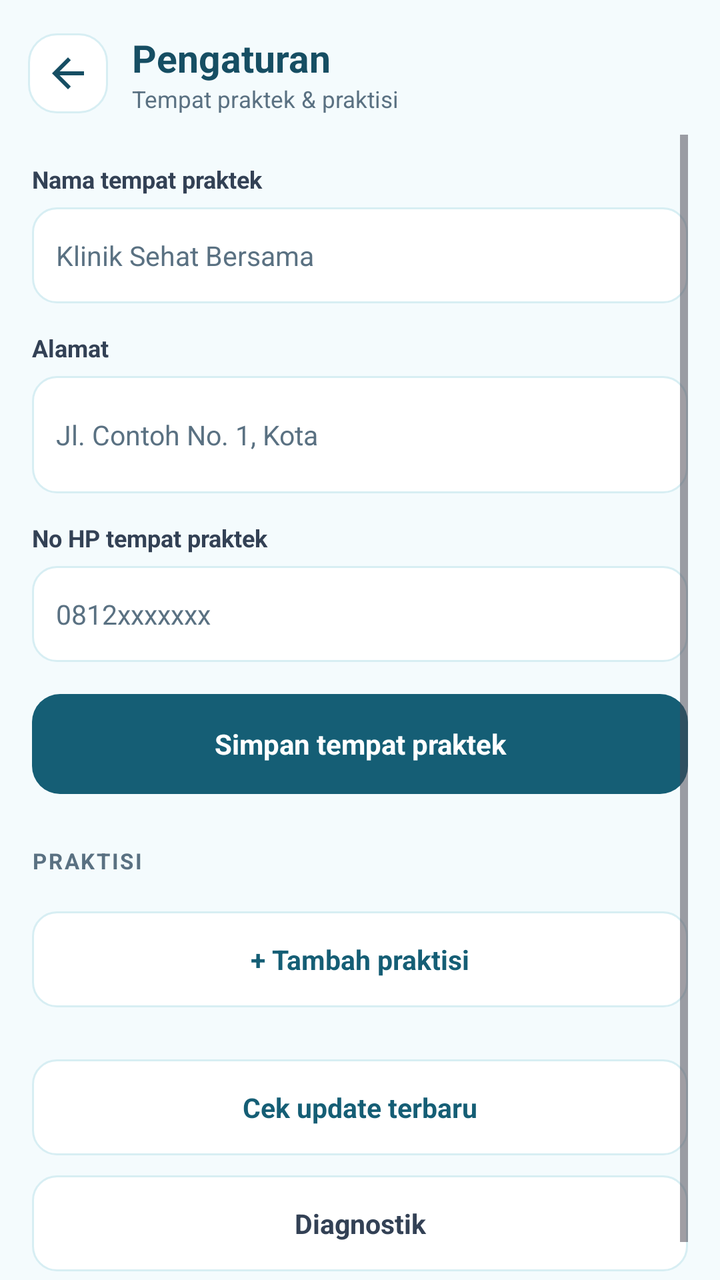
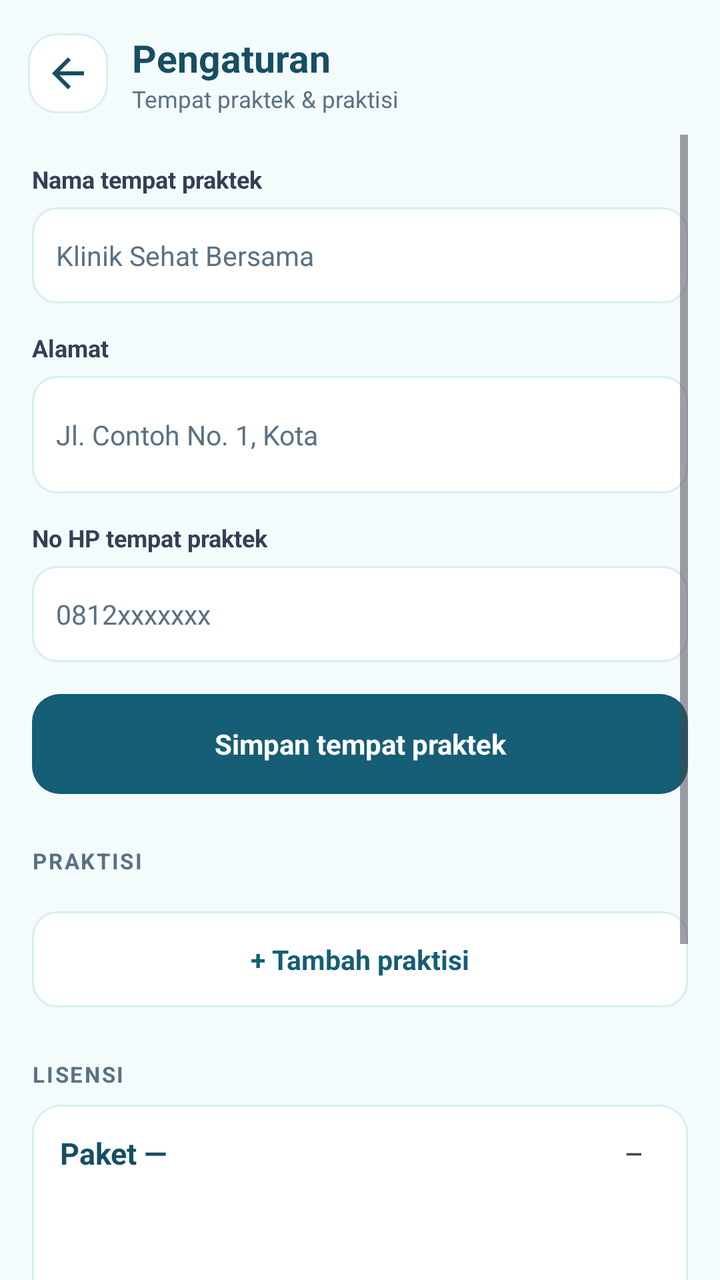

The first picture is an Android layout as it rendered before a commit; the second is the same layout after the commit. The layout source and the unified diff follow.
<!-- AndroidManifest.xml: application theme Theme.AcuMedis -->
<!-- res/layout/activity_settings.xml -->
<?xml version="1.0" encoding="utf-8"?>
<LinearLayout xmlns:android="http://schemas.android.com/apk/res/android"
    android:layout_width="match_parent"
    android:layout_height="match_parent"
    android:background="@color/bg"
    android:orientation="vertical">

    <LinearLayout
        android:layout_width="match_parent"
        android:layout_height="wrap_content"
        android:gravity="center_vertical"
        android:orientation="horizontal"
        android:paddingStart="14dp"
        android:paddingTop="16dp"
        android:paddingEnd="16dp"
        android:paddingBottom="10dp">

        <ImageView
            android:id="@+id/back"
            android:layout_width="40dp"
            android:layout_height="40dp"
            android:background="@drawable/bg_card"
            android:clickable="true"
            android:contentDescription="Kembali"
            android:focusable="true"
            android:padding="8dp"
            android:src="@drawable/ic_arrow_back" />

        <LinearLayout
            android:layout_width="0dp"
            android:layout_height="wrap_content"
            android:layout_marginStart="12dp"
            android:layout_weight="1"
            android:orientation="vertical">

            <TextView
                android:layout_width="wrap_content"
                android:layout_height="wrap_content"
                android:text="Pengaturan"
                android:textColor="@color/fg"
                android:textSize="19sp"
                android:textStyle="bold" />

            <TextView
                android:id="@+id/sub"
                android:layout_width="wrap_content"
                android:layout_height="wrap_content"
                android:text="Tempat praktek &amp; praktisi"
                android:textColor="@color/muted"
                android:textSize="11.5sp" />
        </LinearLayout>
    </LinearLayout>

    <ScrollView
        android:layout_width="match_parent"
        android:layout_height="0dp"
        android:layout_weight="1"
        android:paddingStart="16dp"
        android:paddingEnd="16dp">

        <LinearLayout
            android:layout_width="match_parent"
            android:layout_height="wrap_content"
            android:orientation="vertical"
            android:paddingBottom="24dp">

            <TextView
                style="@style/FieldLabel"
                android:text="Nama tempat praktek" />

            <EditText
                android:id="@+id/clinicName"
                style="@style/FieldInput"
                android:hint="Klinik Sehat Bersama"
                android:inputType="textCapWords" />

            <TextView
                style="@style/FieldLabel"
                android:text="Alamat" />

            <EditText
                android:id="@+id/clinicAddress"
                style="@style/FieldInput"
                android:hint="Jl. Contoh No. 1, Kota"
                android:inputType="textCapSentences|textMultiLine"
                android:minLines="2" />

            <TextView
                style="@style/FieldLabel"
                android:text="No HP tempat praktek" />

            <EditText
                android:id="@+id/clinicPhone"
                style="@style/FieldInput"
                android:hint="0812xxxxxxx"
                android:inputType="phone" />

            <TextView
                android:id="@+id/saveBtn"
                android:layout_width="match_parent"
                android:layout_height="50dp"
                android:layout_marginTop="16dp"
                android:background="@drawable/bg_btn"
                android:clickable="true"
                android:focusable="true"
                android:gravity="center"
                android:text="Simpan tempat praktek"
                android:textColor="#FFFFFF"
                android:textSize="14sp"
                android:textStyle="bold" />

            <TextView
                android:layout_width="match_parent"
                android:layout_height="wrap_content"
                android:layout_marginTop="26dp"
                android:text="PRAKTISI"
                android:textColor="@color/muted"
                android:textSize="11sp"
                android:textStyle="bold"
                android:letterSpacing="0.08" />

            <LinearLayout
                android:id="@+id/staffList"
                android:layout_width="match_parent"
                android:layout_height="wrap_content"
                android:layout_marginTop="8dp"
                android:orientation="vertical" />

            <TextView
                android:id="@+id/addStaff"
                android:layout_width="match_parent"
                android:layout_height="48dp"
                android:layout_marginTop="10dp"
                android:background="@drawable/bg_input"
                android:clickable="true"
                android:focusable="true"
                android:gravity="center"
                android:text="+ Tambah praktisi"
                android:textColor="@color/primary_deep"
                android:textSize="13.5sp"
                android:textStyle="bold" />
            <TextView
                android:id="@+id/updateBtn"
                android:layout_width="match_parent"
                android:layout_height="48dp"
                android:layout_marginTop="26dp"
                android:background="@drawable/bg_input"
                android:clickable="true"
                android:focusable="true"
                android:gravity="center"
                android:text="Cek update terbaru"
                android:textColor="@color/primary_deep"
                android:textSize="13.5sp"
                android:textStyle="bold" />

            <TextView
                android:id="@+id/diagBtn"
                android:layout_width="match_parent"
                android:layout_height="48dp"
                android:layout_marginTop="10dp"
                android:background="@drawable/bg_input"
                android:clickable="true"
                android:focusable="true"
                android:gravity="center"
                android:text="Diagnostik"
                android:textColor="@color/fg2"
                android:textSize="13.5sp"
                android:textStyle="bold" />
        </LinearLayout>
    </ScrollView>
</LinearLayout>
<!-- resources referenced by this layout -->
<resources>
  <color name="bg">#FFF4FBFD</color>
  <color name="fg">#FF164E63</color>
  <color name="fg2">#FF334155</color>
  <color name="muted">#FF5A7182</color>
  <color name="primary_deep">#FF155E75</color>
  <!-- drawable bg_btn (drawable) -->
  <?xml version="1.0" encoding="utf-8"?>
  <selector xmlns:android="http://schemas.android.com/apk/res/android">
      <item android:state_pressed="true">
          <shape android:shape="rectangle">
              <solid android:color="@color/primary" />
              <corners android:radius="14dp" />
          </shape>
      </item>
      <item>
          <shape android:shape="rectangle">
              <solid android:color="@color/primary_deep" />
              <corners android:radius="14dp" />
          </shape>
      </item>
  </selector>
  <!-- drawable bg_card (drawable) -->
  <?xml version="1.0" encoding="utf-8"?>
  <shape xmlns:android="http://schemas.android.com/apk/res/android" android:shape="rectangle">
      <solid android:color="@color/card" />
      <stroke android:width="1dp" android:color="@color/border" />
      <corners android:radius="14dp" />
  </shape>
  <!-- drawable bg_input (drawable) -->
  <?xml version="1.0" encoding="utf-8"?>
  <shape xmlns:android="http://schemas.android.com/apk/res/android" android:shape="rectangle">
      <solid android:color="@color/card" />
      <stroke android:width="1dp" android:color="@color/border" />
      <corners android:radius="12dp" />
  </shape>
  <!-- drawable ic_arrow_back (drawable) -->
  <?xml version="1.0" encoding="utf-8"?>
  <vector xmlns:android="http://schemas.android.com/apk/res/android"
      android:width="24dp"
      android:height="24dp"
      android:viewportWidth="24"
      android:viewportHeight="24"
      android:tint="@color/fg">
      <path
          android:fillColor="@android:color/white"
          android:pathData="M20,11H7.83l5.59,-5.59L12,4l-8,8 8,8 1.41,-1.41L7.83,13H20v-2z" />
  </vector>
  <style name="FieldInput">
          <item name="android:layout_width">match_parent</item>
          <item name="android:layout_height">wrap_content</item>
          <item name="android:minHeight">48dp</item>
          <item name="android:background">@drawable/bg_input_focus</item>
          <item name="android:paddingStart">12dp</item>
          <item name="android:paddingEnd">12dp</item>
          <item name="android:paddingTop">12dp</item>
          <item name="android:paddingBottom">12dp</item>
          <item name="android:textColor">@color/fg</item>
          <item name="android:textColorHint">@color/muted</item>
          <item name="android:textSize">13.5sp</item>
      </style>
  <style name="FieldLabel">
          <item name="android:layout_width">match_parent</item>
          <item name="android:layout_height">wrap_content</item>
          <item name="android:layout_marginTop">14dp</item>
          <item name="android:layout_marginBottom">6dp</item>
          <item name="android:textColor">@color/fg2</item>
          <item name="android:textSize">12sp</item>
          <item name="android:textStyle">bold</item>
      </style>
  <color name="primary">#FF0E7490</color>
  <color name="card">#FFFFFFFF</color>
  <color name="border">#FFD7EEF3</color>
  <!-- drawable bg_input_focus (drawable) -->
  <?xml version="1.0" encoding="utf-8"?>
  <selector xmlns:android="http://schemas.android.com/apk/res/android">
      <item android:state_focused="true">
          <shape android:shape="rectangle">
              <solid android:color="@color/card" />
              <stroke android:width="2dp" android:color="@color/primary" />
              <corners android:radius="12dp" />
          </shape>
      </item>
      <item>
          <shape android:shape="rectangle">
              <solid android:color="@color/card" />
              <stroke android:width="1dp" android:color="@color/border" />
              <corners android:radius="12dp" />
          </shape>
      </item>
  </selector>
  <!-- unchanged entries left out for length: 1 -->
</resources>

<!-- the commit's change to res/layout/activity_settings.xml (unified diff, before → after) -->
@@ -139,6 +139,103 @@
                 android:textColor="@color/primary_deep"
                 android:textSize="13.5sp"
                 android:textStyle="bold" />
+
+            <TextView
+                android:layout_width="match_parent"
+                android:layout_height="wrap_content"
+                android:layout_marginTop="26dp"
+                android:text="LISENSI"
+                android:textColor="@color/muted"
+                android:textSize="11sp"
+                android:textStyle="bold"
+                android:letterSpacing="0.08" />
+
+            
+            <LinearLayout
+                android:layout_width="match_parent"
+                android:layout_height="wrap_content"
+                android:layout_marginTop="8dp"
+                android:background="@drawable/bg_card"
+                android:orientation="vertical"
+                android:padding="14dp">
+
+                <LinearLayout
+                    android:layout_width="match_parent"
+                    android:layout_height="wrap_content"
+                    android:gravity="center_vertical"
+                    android:orientation="horizontal">
+
+                    <TextView
+                        android:id="@+id/licPlan"
+                        android:layout_width="0dp"
+                        android:layout_height="wrap_content"
+                        android:layout_weight="1"
+                        android:text="Paket —"
+                        android:textColor="@color/fg"
+                        android:textSize="15sp"
+                        android:textStyle="bold" />
+
+                    <TextView
+                        android:id="@+id/licState"
+                        android:layout_width="wrap_content"
+                        android:layout_height="wrap_content"
+                        android:paddingStart="9dp"
+                        android:paddingTop="3dp"
+                        android:paddingEnd="9dp"
+                        android:paddingBottom="3dp"
+                        android:text="—"
+                        android:textSize="11sp"
+                        android:textStyle="bold" />
+                </LinearLayout>
+
+                <TextView
+                    android:id="@+id/licExpiry"
+                    android:layout_width="match_parent"
+                    android:layout_height="wrap_content"
+                    android:layout_marginTop="6dp"
+                    android:textColor="@color/fg2"
+                    android:textSize="12.5sp" />
+
+                <TextView
+                    android:id="@+id/licStaff"
+                    android:layout_width="match_parent"
+                    android:layout_height="wrap_content"
+                    android:layout_marginTop="4dp"
+                    android:textColor="@color/fg2"
+                    android:textSize="12.5sp" />
+
+                <TextView
+                    android:id="@+id/licNote"
+                    android:layout_width="match_parent"
+                    android:layout_height="wrap_content"
+                    android:layout_marginTop="8dp"
+                    android:textColor="@color/amber"
+                    android:textSize="12sp"
+                    android:visibility="gone" />
+
+                <TextView
+                    android:id="@+id/licSync"
+                    android:layout_width="match_parent"
+                    android:layout_height="wrap_content"
+                    android:layout_marginTop="8dp"
+                    android:textColor="@color/muted"
+                    android:textSize="10.5sp" />
+
+                <TextView
+                    android:id="@+id/licRefresh"
+                    android:layout_width="match_parent"
+                    android:layout_height="44dp"
+                    android:layout_marginTop="10dp"
+                    android:background="@drawable/bg_input"
+                    android:clickable="true"
+                    android:focusable="true"
+                    android:gravity="center"
+                    android:text="Perbarui status"
+                    android:textColor="@color/primary_deep"
+                    android:textSize="13sp"
+                    android:textStyle="bold" />
+            </LinearLayout>
+
             <TextView
                 android:id="@+id/updateBtn"
                 android:layout_width="match_parent"
<!-- resource entries referenced after the edit -->
@@ -1,5 +1,6 @@
 <!-- resources referenced by this layout -->
 <resources>
+  <color name="amber">#FFB45309</color>
   <color name="bg">#FFF4FBFD</color>
   <color name="fg">#FF164E63</color>
   <color name="fg2">#FF334155</color>
